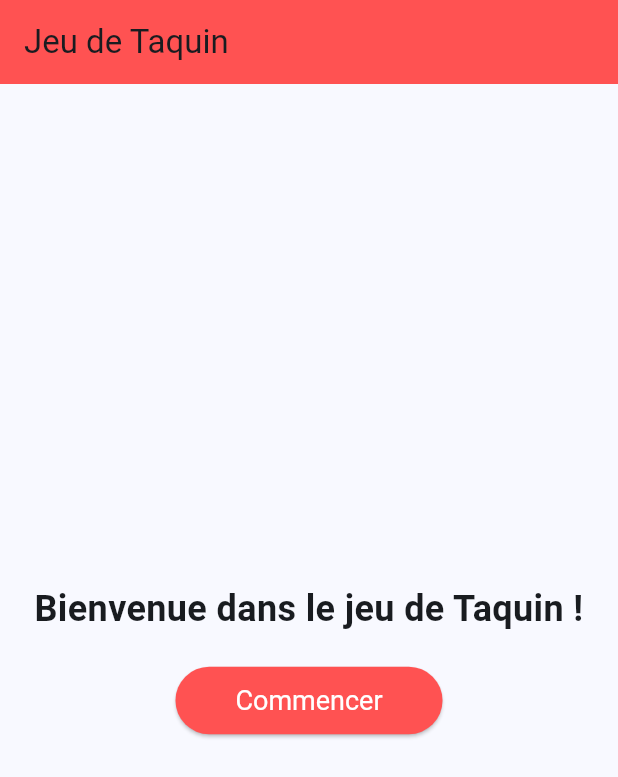
After one commit to TianranMou/AMSE-TP2, a Flutter app: the screen it shows after launch, on a phone screen of 412 x 824 dp. The commit adds this screen. Shown: the top 777 px of the screen. Run offline on Flutter 3.47's test engine with Material 3 defaults, Android fonts, the phone set to English and light mode, and no system bars.

Commit message:
README + HomePage + configuation

```diff
--- a/tp2_app/lib/main.dart
+++ b/tp2_app/lib/main.dart
@@ -1,5 +1,5 @@
 import 'package:flutter/material.dart';
-import 'pages/menu_page.dart';
+import 'pages/home_page.dart';
 
 void main() {
   runApp(const MyApp());
@@ -11,12 +11,12 @@ class MyApp extends StatelessWidget {
   @override
   Widget build(BuildContext context) {
     return MaterialApp(
-      title: 'TP2 Demo',
+      title: 'TP2',
       theme: ThemeData(
         colorScheme: ColorScheme.fromSeed(seedColor: Colors.blue),
         useMaterial3: true,
       ),
-      home: const MenuPage(),
+      home: const HomePage(),
     );
   }
 }
--- /dev/null
+++ b/tp2_app/lib/pages/home_page.dart
@@ -0,0 +1,47 @@
+import 'package:flutter/material.dart';
+import 'menu_page.dart';
+
+class HomePage extends StatelessWidget {
+  const HomePage({super.key});
+
+  @override
+  Widget build(BuildContext context) {
+    return Scaffold(
+      appBar: AppBar(
+        title: const Text("Jeu de Taquin"),
+        backgroundColor: Colors.redAccent,
+      ),
+      body: Center(
+        child: Column(
+          mainAxisAlignment: MainAxisAlignment.center,
+          children: [
+            const Text(
+              "Bienvenue dans le jeu de Taquin !",
+              style: TextStyle(fontSize: 24, fontWeight: FontWeight.bold),
+              textAlign: TextAlign.center,
+            ),
+            const SizedBox(height: 20),
+            ElevatedButton(
+              onPressed: () {
+                Navigator.push(
+                  context,
+                  MaterialPageRoute(builder: (context) => const MenuPage()),
+                );
+              },
+              style: ElevatedButton.styleFrom(
+                backgroundColor: Colors.redAccent,
+                foregroundColor: Colors.white,
+                padding: const EdgeInsets.symmetric(
+                  horizontal: 40,
+                  vertical: 12,
+                ),
+                textStyle: const TextStyle(fontSize: 18),
+              ),
+              child: const Text("Commencer"),
+            ),
+          ],
+        ),
+      ),
+    );
+  }
+}
--- a/tp2_app/pubspec.yaml
+++ b/tp2_app/pubspec.yaml
@@ -19,7 +19,7 @@ publish_to: 'none' # Remove this line if you wish to publish to pub.dev
 version: 1.0.0+1
 
 environment:
-  sdk: ^3.8.0-70.0.dev
+  sdk: ^3.6.1
 
 # Dependencies specify other packages that your package needs in order to work.
 # To automatically upgrade your package dependencies to the latest versions
```
Also changed, not shown: tp2_app/pubspec.lock, 2 other files.
